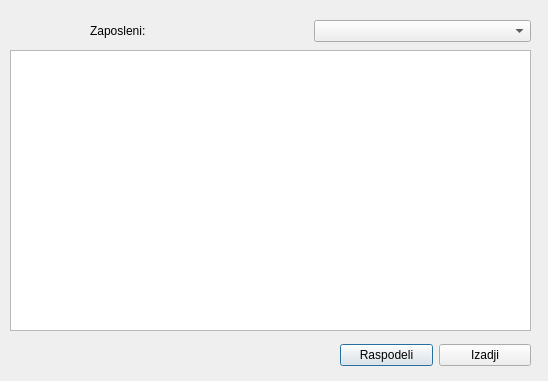
The window that raspodeli.ui (zivke/nabavke) describes before a commit, drawn with Qt 5.
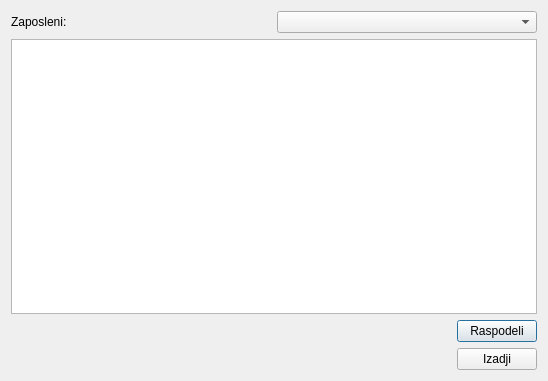
The same window after the commit.

```diff
--- a/raspodeli.ui
+++ b/raspodeli.ui
@@ -16,25 +16,8 @@
   <property name="windowTitle">
    <string>Raspodela stavki</string>
   </property>
-  <widget class="QTreeView" name="treeStavke">
-   <property name="geometry">
-    <rect>
-     <x>10</x>
-     <y>50</y>
-     <width>521</width>
-     <height>281</height>
-    </rect>
-   </property>
-  </widget>
-  <widget class="QWidget" name="horizontalLayoutWidget">
-   <property name="geometry">
-    <rect>
-     <x>90</x>
-     <y>20</y>
-     <width>441</width>
-     <height>22</height>
-    </rect>
-   </property>
+  <layout class="QVBoxLayout" name="verticalLayout">
+   <item>
    <layout class="QHBoxLayout" name="horizontalLayout">
     <item>
      <widget class="QLabel" name="label">
@@ -47,17 +30,25 @@
      <widget class="QComboBox" name="comboZaposleni"/>
     </item>
    </layout>
-  </widget>
-  <widget class="QWidget" name="horizontalLayoutWidget_2">
-   <property name="geometry">
-    <rect>
-     <x>340</x>
-     <y>340</y>
-     <width>191</width>
-     <height>31</height>
-    </rect>
-   </property>
+   </item>
+   <item>
+    <widget class="QTreeView" name="treeStavke"/>
+   </item>
+   <item>
    <layout class="QHBoxLayout" name="horizontalLayout_2">
+     <item>
+      <spacer name="horizontalSpacer">
+       <property name="orientation">
+        <enum>Qt::Horizontal</enum>
+       </property>
+       <property name="sizeHint" stdset="0">
+        <size>
+         <width>40</width>
+         <height>20</height>
+        </size>
+       </property>
+      </spacer>
+     </item>
     <item>
      <widget class="QPushButton" name="pushButton">
       <property name="text">
@@ -65,6 +56,23 @@
       </property>
      </widget>
     </item>
+    </layout>
+   </item>
+   <item>
+    <layout class="QHBoxLayout" name="horizontalLayout_3">
+     <item>
+      <spacer name="horizontalSpacer_2">
+       <property name="orientation">
+        <enum>Qt::Horizontal</enum>
+       </property>
+       <property name="sizeHint" stdset="0">
+        <size>
+         <width>40</width>
+         <height>20</height>
+        </size>
+       </property>
+      </spacer>
+     </item>
     <item>
      <widget class="QPushButton" name="zapamti">
       <property name="text">
@@ -73,7 +81,8 @@
      </widget>
     </item>
    </layout>
-  </widget>
+   </item>
+  </layout>
  </widget>
  <resources/>
  <connections/>
```
Lines whose indentation alone changed are shown as unchanged.
